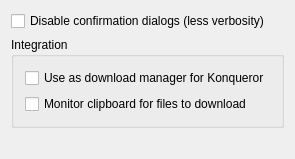
KDE/kget, file conf/dlgadvanced.ui: the form before one commit.
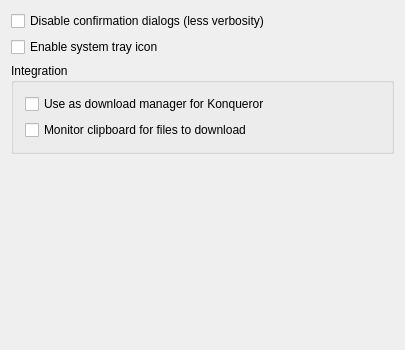
The form after the commit.

Commit message: Added an option to enable or disable the system tray icon,  BUG: 42535423

Patch:
```diff
--- a/conf/dlgadvanced.ui
+++ b/conf/dlgadvanced.ui
@@ -1,6 +1,14 @@
 <ui version="4.0" >
  <class>DlgAdvanced</class>
  <widget class="QWidget" name="DlgAdvanced" >
+  <property name="geometry" >
+   <rect>
+    <x>0</x>
+    <y>0</y>
+    <width>405</width>
+    <height>350</height>
+   </rect>
+  </property>
   <layout class="QVBoxLayout" >
    <item>
     <widget class="QCheckBox" name="kcfg_ExpertMode" >
@@ -9,6 +17,13 @@
      </property>
     </widget>
    </item>
+   <item>
+    <widget class="QCheckBox" name="kcfg_EnableSystemTray" >
+     <property name="text" >
+      <string>Enable system tray icon</string>
+     </property>
+    </widget>
+   </item>
    <item>
     <widget class="QGroupBox" name="groupBox4" >
      <property name="title" >
```
The commit also changes 2 other files.
